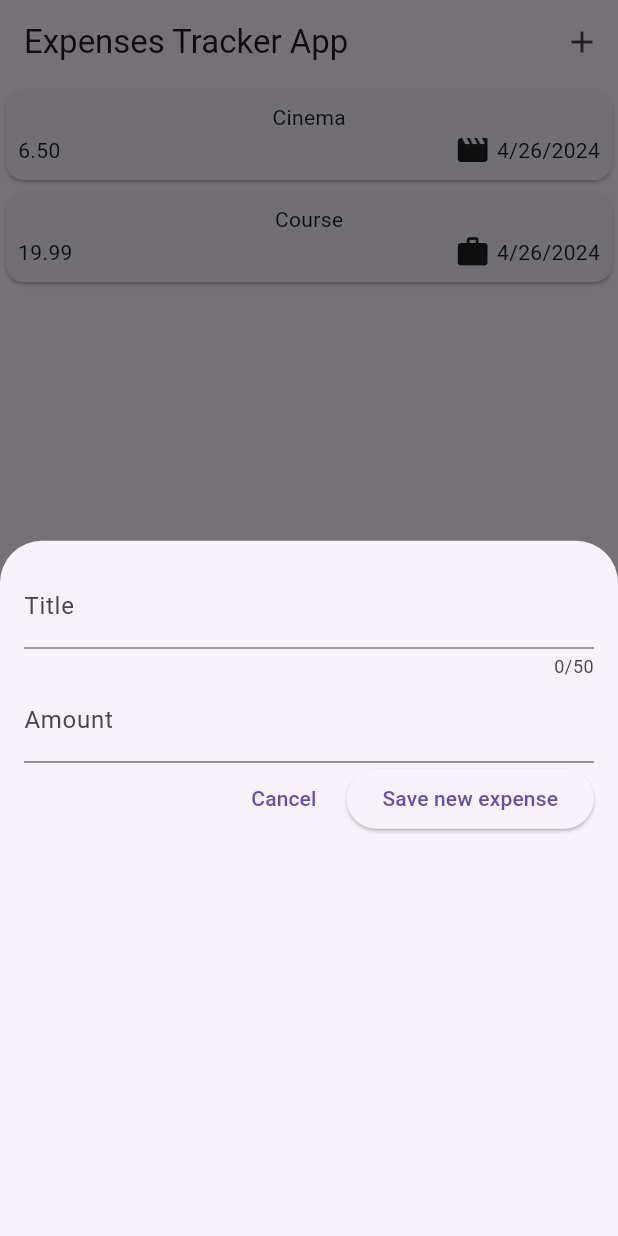
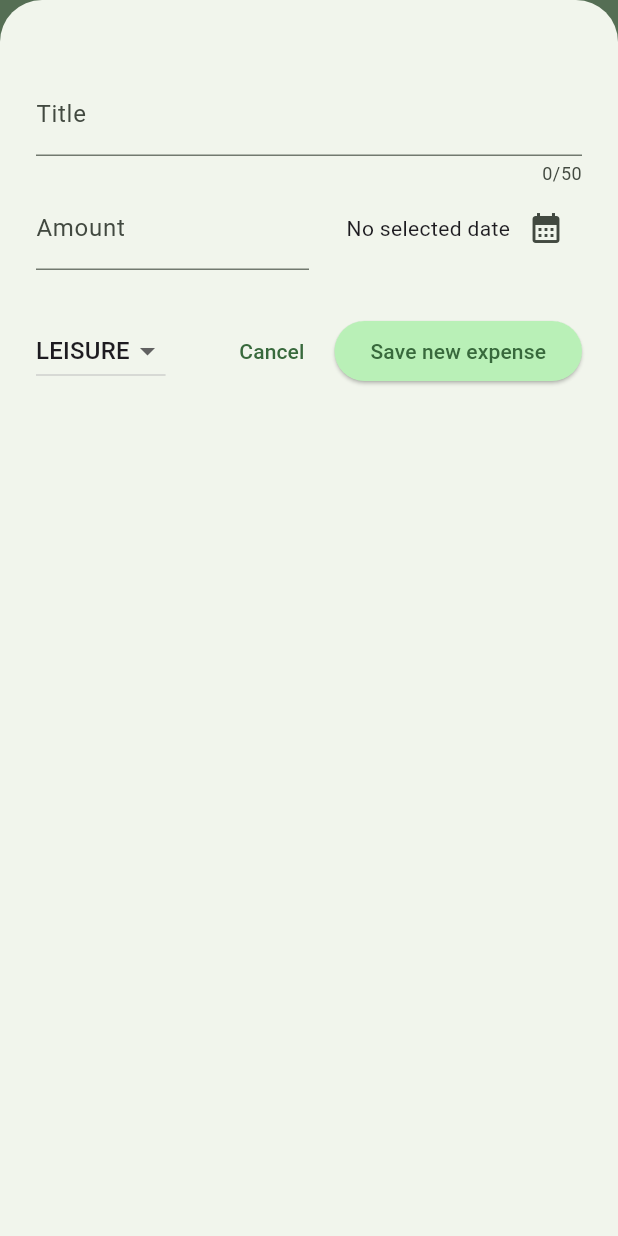
Before and after one commit to cesarfreitax/expense_tracker, a Flutter app: the screen it shows after launch, after a tap on the "add" icon, on a phone screen of 412 x 824 dp. Run offline on Flutter 3.47's test engine with Material 3 defaults, Android fonts, the phone set to English and light mode, and no system bars.

Commit message:
finishing the project

```diff
--- a/lib/main.dart
+++ b/lib/main.dart
@@ -1,11 +1,15 @@
+import 'package:expense_tracker/theme/Theme.dart';
 import 'package:expense_tracker/widgets/expenses.dart';
-import 'package:flutter/cupertino.dart';
 import 'package:flutter/material.dart';
 
 void main() {
-  runApp(
-    const MaterialApp(
-      home: Expenses(),
-    )
-  );
+  // WidgetsFlutterBinding.ensureInitialized();
+  // SystemChrome.setPreferredOrientations([DeviceOrientation.portraitUp])
+  //     .then((fn) {
+  runApp(MaterialApp(
+    darkTheme: darkTheme,
+    theme: lightTheme,
+    home: const Expenses(),
+  ));
+  // });
 }
--- a/lib/models/expense.dart
+++ b/lib/models/expense.dart
@@ -8,7 +8,7 @@ final formatter = DateFormat.yMd();
 
 enum ExpenseCategory { food, travel, leisure, work }
 
-const categoryIcon = {
+const categoryIcons = {
   ExpenseCategory.food: Icons.fastfood_rounded,
   ExpenseCategory.travel: Icons.airplanemode_active_rounded,
   ExpenseCategory.leisure: Icons.movie_rounded,
@@ -33,3 +33,27 @@ class Expense {
     return formatter.format(date);
   }
 }
+
+class ExpenseBucket {
+  ExpenseBucket({
+    required this.category,
+    required this.expenses,
+  });
+
+  final ExpenseCategory category;
+  final List<Expense> expenses;
+
+  ExpenseBucket.forCategory(List<Expense> allExpenses, this.category)
+      : expenses = allExpenses.where((expense) => expense.category == category)
+      .toList();
+
+  double get totalExpenses {
+    double sum = 0;
+
+    for (final expense in expenses) {
+      sum += expense.amount;
+    }
+
+    return sum;
+  }
+}
--- a/lib/widgets/AddExpenseModalBottomSheet.dart
+++ /dev/null
@@ -1,66 +0,0 @@
-import 'package:flutter/material.dart';
-
-class AddExpenseModalBottomSheet extends StatefulWidget {
-  const AddExpenseModalBottomSheet({super.key});
-
-  @override
-  State<StatefulWidget> createState() {
-    return _AddExpenseModalBottomSheetState();
-  }
-
-}
-
-class _AddExpenseModalBottomSheetState extends State<AddExpenseModalBottomSheet> {
-
-  final _titleController = TextEditingController();
-  final _amountController = TextEditingController();
-
-  @override
-  Widget build(BuildContext context) {
-    return Padding(
-      padding: const EdgeInsets.all(16),
-      child: Column(
-        children: [
-          TextField(
-            controller: _titleController,
-            maxLength: 50,
-            decoration: const InputDecoration(
-              label: Text(
-                "Title"
-              )
-            ),
-          ),
-          TextField(
-            keyboardType: TextInputType.number,
-            controller: _amountController,
-            decoration: const InputDecoration(
-              label: Text(
-                "Amount"
-              )
-            ),
-          ),
-          Row(
-            children: [
-              const Spacer(),
-              TextButton(onPressed: () {}, child: const Text("Cancel")),
-              const SizedBox(width: 8),
-              ElevatedButton(
-                  onPressed: () {
-                  print(_titleController.text);
-                  print(_amountController.text);
-              },
-                  child: const Text("Save new expense")),
-            ],
-          )
-        ],
-      ),
-    );
-  }
-
-  @override
-  void dispose() {
-    _titleController.dispose();
-    _amountController.dispose();
-    super.dispose();
-  }
-}
--- /dev/null
+++ b/lib/widgets/chart/chart.dart
@@ -0,0 +1,95 @@
+import 'package:flutter/material.dart';
+
+import 'package:expense_tracker/widgets/chart/chart_bar.dart';
+import 'package:expense_tracker/models/expense.dart';
+
+class Chart extends StatelessWidget {
+  const Chart({super.key, required this.expenses});
+
+  final List<Expense> expenses;
+
+  List<ExpenseBucket> get buckets {
+    return [
+      ExpenseBucket.forCategory(expenses, ExpenseCategory.food),
+      ExpenseBucket.forCategory(expenses, ExpenseCategory.leisure),
+      ExpenseBucket.forCategory(expenses, ExpenseCategory.travel),
+      ExpenseBucket.forCategory(expenses, ExpenseCategory.work),
+    ];
+  }
+
+  double get maxTotalExpense {
+    double maxTotalExpense = 0;
+
+    for (final bucket in buckets) {
+      if (bucket.totalExpenses > maxTotalExpense) {
+        maxTotalExpense = bucket.totalExpenses;
+      }
+    }
+
+    return maxTotalExpense;
+  }
+
+  @override
+  Widget build(BuildContext context) {
+    final isDarkMode =
+        MediaQuery.of(context).platformBrightness == Brightness.dark;
+    return Container(
+      margin: const EdgeInsets.all(16),
+      padding: const EdgeInsets.symmetric(
+        vertical: 16,
+        horizontal: 8,
+      ),
+      width: double.infinity,
+      height: 180,
+      decoration: BoxDecoration(
+        borderRadius: BorderRadius.circular(8),
+        gradient: LinearGradient(
+          colors: [
+            Theme.of(context).colorScheme.primary.withOpacity(0.3),
+            Theme.of(context).colorScheme.primary.withOpacity(0.0)
+          ],
+          begin: Alignment.bottomCenter,
+          end: Alignment.topCenter,
+        ),
+      ),
+      child: Column(
+        children: [
+          Expanded(
+            child: Row(
+              crossAxisAlignment: CrossAxisAlignment.end,
+              children: [
+                for (final bucket in buckets) // alternative to map()
+                  ChartBar(
+                    fill: bucket.totalExpenses == 0
+                        ? 0
+                        : bucket.totalExpenses / maxTotalExpense,
+                  )
+              ],
+            ),
+          ),
+          const SizedBox(height: 12),
+          Row(
+            children: buckets
+                .map(
+                  (bucket) => Expanded(
+                    child: Padding(
+                      padding: const EdgeInsets.symmetric(horizontal: 4),
+                      child: Icon(
+                        categoryIcons[bucket.category],
+                        color: isDarkMode
+                            ? Theme.of(context).colorScheme.secondary
+                            : Theme.of(context)
+                                .colorScheme
+                                .primary
+                                .withOpacity(0.7),
+                      ),
+                    ),
+                  ),
+                )
+                .toList(),
+          )
+        ],
+      ),
+    );
+  }
+}
--- /dev/null
+++ b/lib/widgets/chart/chart_bar.dart
@@ -0,0 +1,34 @@
+import 'package:flutter/material.dart';
+
+class ChartBar extends StatelessWidget {
+  const ChartBar({
+    super.key,
+    required this.fill,
+  });
+
+  final double fill;
+
+  @override
+  Widget build(BuildContext context) {
+    final isDarkMode =
+        MediaQuery.of(context).platformBrightness == Brightness.dark;
+    return Expanded(
+      child: Padding(
+        padding: const EdgeInsets.symmetric(horizontal: 4),
+        child: FractionallySizedBox(
+          heightFactor: fill,
+          child: DecoratedBox(
+            decoration: BoxDecoration(
+              shape: BoxShape.rectangle,
+              borderRadius:
+                  const BorderRadius.vertical(top: Radius.circular(8)),
+              color: isDarkMode
+                  ? Theme.of(context).colorScheme.secondary
+                  : Theme.of(context).colorScheme.primary.withOpacity(0.65),
+            ),
+          ),
+        ),
+      ),
+    );
+  }
+}
--- /dev/null
+++ b/lib/widgets/expense_modal_bottom_sheet/add_expense_modal_bottom_sheet.dart
@@ -0,0 +1,149 @@
+import 'package:expense_tracker/models/expense.dart';
+import 'package:expense_tracker/widgets/expense_modal_bottom_sheet/expense_title_widget.dart';
+import 'package:flutter/material.dart';
+
+class AddExpenseModalBottomSheet extends StatefulWidget {
+  const AddExpenseModalBottomSheet({super.key, required this.addNewExpense});
+
+  final void Function(Expense) addNewExpense;
+
+  @override
+  State<StatefulWidget> createState() {
+    return _AddExpenseModalBottomSheetState();
+  }
+}
+
+class _AddExpenseModalBottomSheetState
+    extends State<AddExpenseModalBottomSheet> {
+  final _titleController = TextEditingController();
+  final _amountController = TextEditingController();
+
+  DateTime? selectedDate;
+
+  void openDatePicker() async {
+    final DateTime currentDate = DateTime.now();
+    final DateTime firstDate =
+        DateTime(currentDate.year - 1, currentDate.month, currentDate.day);
+
+    final DateTime? selectedDateFromDatePicker = await showDatePicker(
+        context: context, firstDate: firstDate, lastDate: currentDate);
+
+    setState(() {
+      selectedDate = selectedDateFromDatePicker;
+    });
+  }
+
+  ExpenseCategory selectedCategory = ExpenseCategory.leisure;
+
+  void submitExpenseItem() {
+    final bool titleIsInvalid = _titleController.text.trim().isEmpty;
+    final double? amount = double.tryParse(_amountController.text);
+    final bool amountIsInvalid = amount == null || amount <= 0;
+    final bool dateIsInvalid = selectedDate == null;
+    final bool formIsInvalid =
+        titleIsInvalid || amountIsInvalid || dateIsInvalid;
+
+    if (formIsInvalid) {
+      showDialog(
+          context: context,
+          builder: (ctx) => AlertDialog(
+                title: const Text("Form is invalid!"),
+                content: const Text(
+                    "Please make sure you passed a valid input for title, amount and date.."),
+                actions: [
+                  TextButton(
+                      onPressed: () {
+                        Navigator.pop(ctx);
+                      },
+                      child: const Text('OK'))
+                ],
+              ));
+      return;
+    }
+
+    widget.addNewExpense(Expense(title: _titleController.text, amount: amount, date: selectedDate!, category: selectedCategory));
+    Navigator.pop(context);
+  }
+
+  @override
+  Widget build(BuildContext context) {
+    return Padding(
+      padding: const EdgeInsets.fromLTRB(24, 48, 24, 16),
+      child: Column(
+        children: [
+          ExpenseTitleWidget(titleController: _titleController),
+          Row(
+            children: [
+              Expanded(
+                child: TextField(
+                  keyboardType: TextInputType.number,
+                  controller: _amountController,
+                  decoration: const InputDecoration(
+                      prefixText: '\$ ', label: Text("Amount")),
+                ),
+              ),
+              Expanded(
+                child: Row(
+                  crossAxisAlignment: CrossAxisAlignment.center,
+                  mainAxisAlignment: MainAxisAlignment.end,
+                  children: [
+                    Text(selectedDate == null
+                        ? 'No selected date'
+                        : formatter.format(selectedDate!)),
+                    IconButton(
+                        onPressed: openDatePicker,
+                        icon: const Icon(Icons.calendar_month))
+                  ],
+                ),
+              )
+            ],
+          ),
+          const SizedBox(height: 30),
+          Row(
+            children: [
+              DropdownButton(
+                  value: selectedCategory,
+                  items: ExpenseCategory.values
+                      .map(
+                        (categoryItem) => DropdownMenuItem(
+                            value: categoryItem,
+                            child: Text(categoryItem.name.toUpperCase())),
+                      )
+                      .toList(),
+                  onChanged: (value) {
+                    if (value != null) {
+                      setState(() {
+                        selectedCategory = value;
+                      });
+                    }
+                  }),
+              Expanded(
+                child: Row(
+                  mainAxisAlignment: MainAxisAlignment.end,
+                  children: [
+                    TextButton(
+                        onPressed: () {
+                          Navigator.pop(context);
+                        },
+                        child: const Text("Cancel")),
+                    const SizedBox(width: 8),
+                    ElevatedButton(
+                        onPressed: submitExpenseItem,
+                        child: const Text("Save new expense")),
+                  ],
+                ),
+              ),
+            ],
+          )
+        ],
+      ),
+    );
+  }
+
+  @override
+  void dispose() {
+    _titleController.dispose();
+    _amountController.dispose();
+    super.dispose();
+  }
+}
--- /dev/null
+++ b/lib/widgets/expense_modal_bottom_sheet/expense_title_widget.dart
@@ -0,0 +1,17 @@
+import 'package:flutter/material.dart';
+
+class ExpenseTitleWidget extends StatelessWidget {
+  const ExpenseTitleWidget({super.key, required this.titleController});
+
+  final TextEditingController titleController;
+
+  @override
+  Widget build(BuildContext context) {
+    return TextField(
+      controller: titleController,
+      maxLength: 50,
+      decoration: const InputDecoration(label: Text("Title")),
+    );
+  }
+
+}
--- a/lib/widgets/expenses.dart
+++ b/lib/widgets/expenses.dart
@@ -1,4 +1,5 @@
-import 'package:expense_tracker/widgets/AddExpenseModalBottomSheet.dart';
+import 'package:expense_tracker/widgets/chart/chart.dart';
+import 'package:expense_tracker/widgets/expense_modal_bottom_sheet/add_expense_modal_bottom_sheet.dart';
 import 'package:expense_tracker/widgets/expenses_list/expenses_list.dart';
 import 'package:expense_tracker/models/expense.dart';
 import 'package:flutter/material.dart';
@@ -13,40 +14,77 @@ class Expenses extends StatefulWidget {
 }
 
 class _ExpensesState extends State<Expenses> {
-  final List<Expense> expenses = [
-    Expense(
-        title: "Cinema",
-        amount: 6.50,
-        date: DateTime.now(),
-        category: ExpenseCategory.leisure),
-    Expense(
-        title: "Course",
-        amount: 19.99,
-        date: DateTime.now(),
-        category: ExpenseCategory.work),
-  ];
+  final List<Expense> expenses = [];
+
+  void addNewExpense(Expense expense) {
+    setState(() {
+      expenses.add(expense);
+    });
+  }
+
+  void removeExpense(Expense expense) {
+    final int expenseIndex = expenses.indexOf(expense);
+
+    setState(() {
+      expenses.remove(expense);
+    });
+
+    ScaffoldMessenger.of(context).clearSnackBars();
+    ScaffoldMessenger.of(context).showSnackBar(SnackBar(
+        content: const Text('Expense removed!'),
+        duration: const Duration(seconds: 3),
+        action: SnackBarAction(
+          label: 'Undo',
+          onPressed: () {
+            setState(() {
+              expenses.insert(expenseIndex, expense);
+            });
+          },
+        )));
+  }
 
   @override
   Widget build(BuildContext context) {
+    final mediaQuery = MediaQuery.of(context);
+    final bool isPortraitMode = mediaQuery.size.height > mediaQuery.size.width;
+
+    final Widget mainContent = expenses.isEmpty
+        ? const Center(child: Text('Expenses list is empty.'))
+        : ExpensesList(expenses: expenses, onRemoveExpense: removeExpense);
+
     return Scaffold(
       appBar: AppBar(
         title: const Text("Expenses Tracker App"),
         actions: [
-          IconButton(
-              onPressed: addExpenseItem,
-              icon: const Icon(Icons.add)
-          )
+          IconButton(onPressed: addExpenseItem, icon: const Icon(Icons.add))
         ],
       ),
-      body: Column(
-        children: [
-          ExpensesList(expenses: expenses)
-        ],
+      body: Center(
+        child: isPortraitMode
+            ? Column(
+                children: [
+                  Chart(expenses: expenses),
+                  Expanded(child: mainContent)
+                ],
+              )
+            : Row(
+                crossAxisAlignment: CrossAxisAlignment.center,
+                children: [
+                  Expanded(
+                    child: Chart(expenses: expenses),
+                  ),
+                  Expanded(child: mainContent)
+                ],
+              ),
       ),
     );
   }
 
   void addExpenseItem() {
-    showModalBottomSheet(context: context, builder: (ctx) => const AddExpenseModalBottomSheet());
+    showModalBottomSheet(
+        isScrollControlled: true,
+        context: context,
+        builder: (ctx) =>
+            AddExpenseModalBottomSheet(addNewExpense: addNewExpense));
   }
 }
--- a/lib/widgets/expenses_list/expenses_list.dart
+++ b/lib/widgets/expenses_list/expenses_list.dart
@@ -1,21 +1,33 @@
 import 'package:expense_tracker/widgets/expenses_list/expense_item.dart';
 import 'package:flutter/cupertino.dart';
+import 'package:flutter/material.dart';
 
 import '../../models/expense.dart';
 
 class ExpensesList extends StatelessWidget {
-  const ExpensesList({super.key, required this.expenses});
+  const ExpensesList(
+      {super.key, required this.expenses, required this.onRemoveExpense});
 
   final List<Expense> expenses;
+  final void Function(Expense expense) onRemoveExpense;
 
   @override
   Widget build(BuildContext context) {
     return Expanded(
       child: ListView.builder(
           itemCount: expenses.length,
-          itemBuilder: (context, index) =>
-          ExpenseItem(expenses[index])
-      ),
+          itemBuilder: (context, index) => Dismissible(
+              background: Container(
+                color: Theme.of(context).colorScheme.error.withOpacity(0.7),
+                margin: Theme.of(context).cardTheme.margin,
+                child: Icon(
+                  Icons.delete,
+                        color: Theme.of(context).colorScheme.onError,
+                ),
+              ),
+              onDismissed: (direction) => {onRemoveExpense(expenses[index])},
+              key: ValueKey(expenses[index]),
+              child: ExpenseItem(expenses[index]))),
     );
   }
 }
--- a/pubspec.yaml
+++ b/pubspec.yaml
@@ -37,10 +37,15 @@ dependencies:
   cupertino_icons: ^1.0.6
   uuid: ^4.3.3
   intl: ^0.19.0
+  flutter_launcher_icons: ^0.13.1
 
 dev_dependencies:
   flutter_test:
     sdk: flutter
+
+flutter_icons:
+  android: true
+  image_path: "assets/images/ic_launcher.png"
 
   # The "flutter_lints" package below contains a set of recommended lints to
   # encourage good coding practices. The lint set provided by the package is
```
Also changed, not shown: lib/theme/Theme.dart (added, +57 -0 lines), lib/widgets/expenses_list/expense_item.dart (+13 -9 lines), assets/images/ic_launcher.png (added), pubspec.lock, 6 other files.
